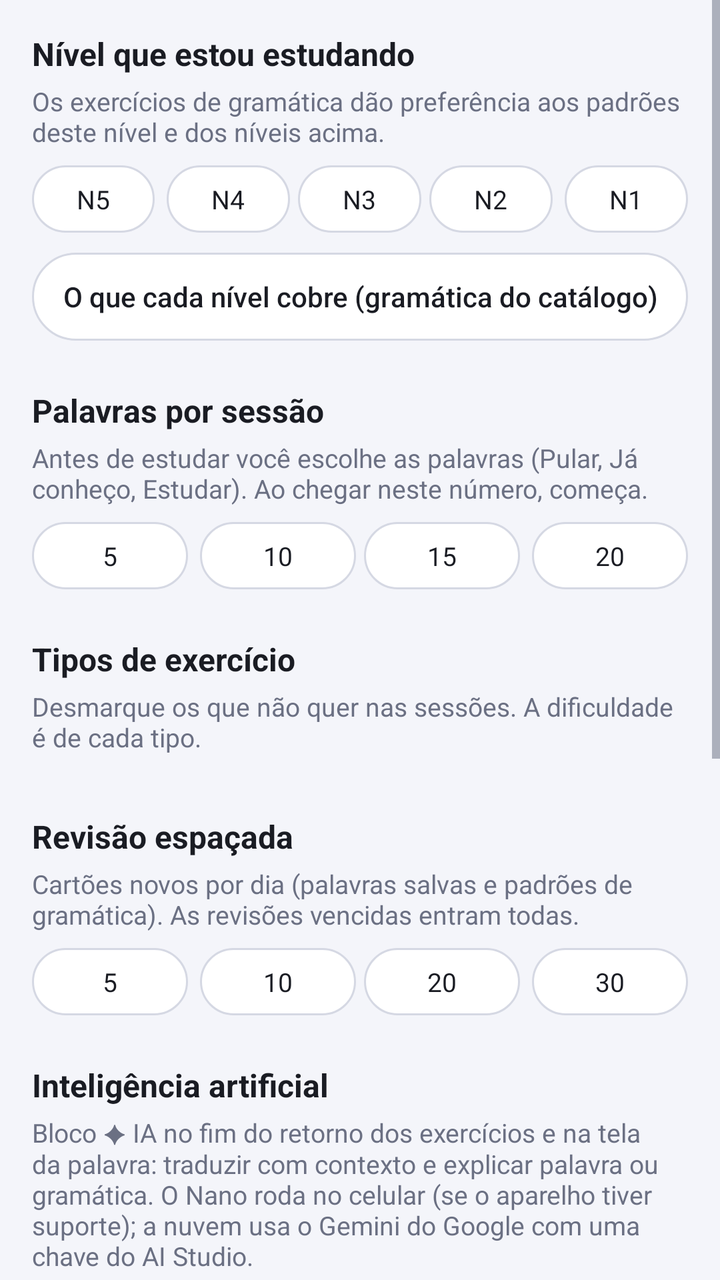
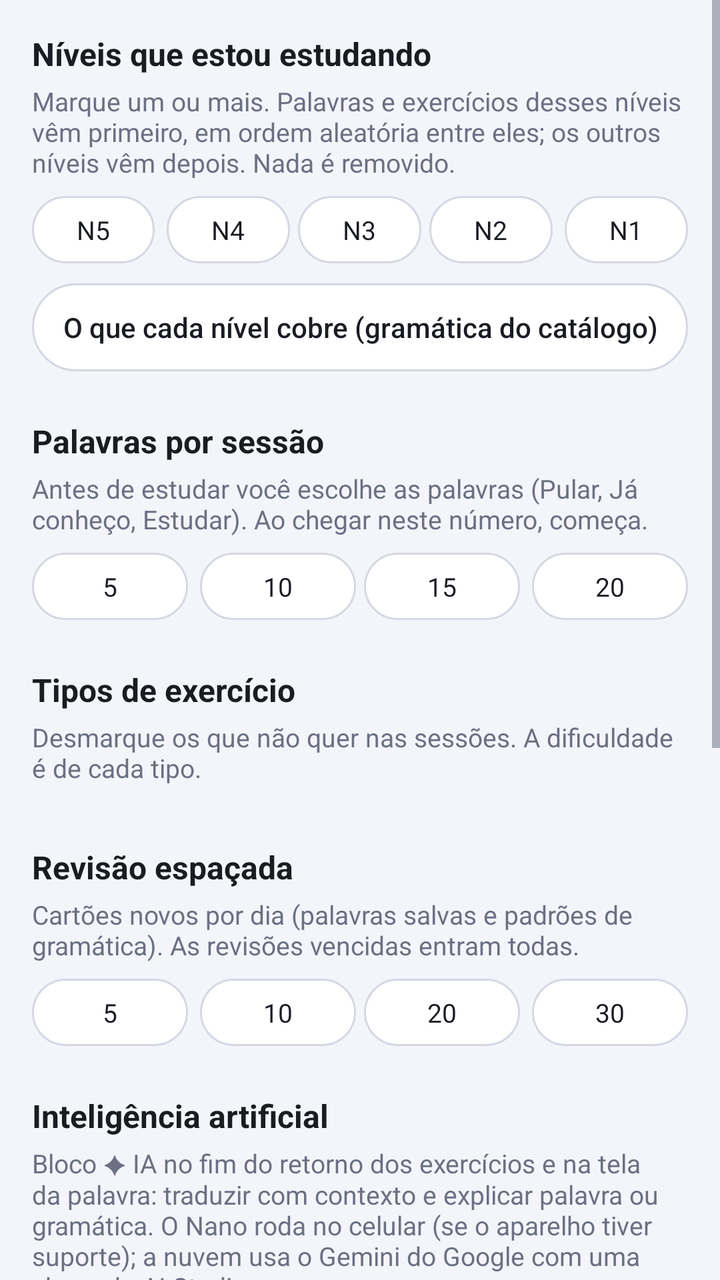

Compare the two renders of this Android layout. The source of the first and the diff that turns it into the second are given below.
<!-- AndroidManifest.xml: application theme Theme.LegendaJP -->
<!-- res/layout/activity_settings.xml -->
<?xml version="1.0" encoding="utf-8"?>
<ScrollView xmlns:android="http://schemas.android.com/apk/res/android"
    android:layout_width="match_parent"
    android:layout_height="match_parent">

    <LinearLayout
        android:layout_width="match_parent"
        android:layout_height="wrap_content"
        android:orientation="vertical"
        android:padding="16dp">

        <TextView
            android:layout_width="match_parent"
            android:layout_height="wrap_content"
            android:text="Nível que estou estudando"
            android:textColor="@color/text"
            android:textSize="16sp"
            android:textStyle="bold" />

        <TextView
            android:layout_width="match_parent"
            android:layout_height="wrap_content"
            android:layout_marginTop="4dp"
            android:text="Os exercícios de gramática dão preferência aos padrões deste nível e dos níveis acima."
            android:textColor="@color/text_secondary"
            android:textSize="13sp" />

        <RadioGroup
            android:id="@+id/levels"
            android:layout_width="match_parent"
            android:layout_height="wrap_content"
            android:layout_marginTop="8dp"
            android:orientation="horizontal">

            <RadioButton android:id="@+id/n5" style="@style/Chip" android:layout_width="0dp" android:layout_height="wrap_content" android:layout_weight="1" android:layout_marginEnd="4dp" android:text="N5" />
            <RadioButton android:id="@+id/n4" style="@style/Chip" android:layout_width="0dp" android:layout_height="wrap_content" android:layout_weight="1" android:layout_marginStart="2dp" android:layout_marginEnd="2dp" android:text="N4" />
            <RadioButton android:id="@+id/n3" style="@style/Chip" android:layout_width="0dp" android:layout_height="wrap_content" android:layout_weight="1" android:layout_marginStart="2dp" android:layout_marginEnd="2dp" android:text="N3" />
            <RadioButton android:id="@+id/n2" style="@style/Chip" android:layout_width="0dp" android:layout_height="wrap_content" android:layout_weight="1" android:layout_marginStart="2dp" android:layout_marginEnd="2dp" android:text="N2" />
            <RadioButton android:id="@+id/n1" style="@style/Chip" android:layout_width="0dp" android:layout_height="wrap_content" android:layout_weight="1" android:layout_marginStart="4dp" android:text="N1" />
        </RadioGroup>

        <Button
            android:id="@+id/btnLevelInfo"
            style="@style/Button.Outline"
            android:layout_width="match_parent"
            android:layout_height="wrap_content"
            android:layout_marginTop="10dp"
            android:text="O que cada nível cobre (gramática do catálogo)" />

        <TextView
            android:layout_width="match_parent"
            android:layout_height="wrap_content"
            android:layout_marginTop="24dp"
            android:text="Palavras por sessão"
            android:textColor="@color/text"
            android:textSize="16sp"
            android:textStyle="bold" />

        <TextView
            android:layout_width="match_parent"
            android:layout_height="wrap_content"
            android:layout_marginTop="4dp"
            android:text="Antes de estudar você escolhe as palavras (Pular, Já conheço, Estudar). Ao chegar neste número, começa."
            android:textColor="@color/text_secondary"
            android:textSize="13sp" />

        <RadioGroup
            android:id="@+id/studyWords"
            android:layout_width="match_parent"
            android:layout_height="wrap_content"
            android:layout_marginTop="8dp"
            android:orientation="horizontal">

            <RadioButton android:id="@+id/w5" style="@style/Chip" android:layout_width="0dp" android:layout_height="wrap_content" android:layout_weight="1" android:layout_marginEnd="4dp" android:text="5" />
            <RadioButton android:id="@+id/w10" style="@style/Chip" android:layout_width="0dp" android:layout_height="wrap_content" android:layout_weight="1" android:layout_marginStart="2dp" android:layout_marginEnd="2dp" android:text="10" />
            <RadioButton android:id="@+id/w15" style="@style/Chip" android:layout_width="0dp" android:layout_height="wrap_content" android:layout_weight="1" android:layout_marginStart="2dp" android:layout_marginEnd="2dp" android:text="15" />
            <RadioButton android:id="@+id/w20" style="@style/Chip" android:layout_width="0dp" android:layout_height="wrap_content" android:layout_weight="1" android:layout_marginStart="4dp" android:text="20" />
        </RadioGroup>

        <TextView
            android:layout_width="match_parent"
            android:layout_height="wrap_content"
            android:layout_marginTop="24dp"
            android:text="Tipos de exercício"
            android:textColor="@color/text"
            android:textSize="16sp"
            android:textStyle="bold" />

        <TextView
            android:layout_width="match_parent"
            android:layout_height="wrap_content"
            android:layout_marginTop="4dp"
            android:text="Desmarque os que não quer nas sessões. A dificuldade é de cada tipo."
            android:textColor="@color/text_secondary"
            android:textSize="13sp" />

        <LinearLayout
            android:id="@+id/kindsBox"
            android:layout_width="match_parent"
            android:layout_height="wrap_content"
            android:layout_marginTop="6dp"
            android:orientation="vertical" />

        <TextView
            android:layout_width="match_parent"
            android:layout_height="wrap_content"
            android:layout_marginTop="24dp"
            android:text="Revisão espaçada"
            android:textColor="@color/text"
            android:textSize="16sp"
            android:textStyle="bold" />

        <TextView
            android:layout_width="match_parent"
            android:layout_height="wrap_content"
            android:layout_marginTop="4dp"
            android:text="Cartões novos por dia (palavras salvas e padrões de gramática). As revisões vencidas entram todas."
            android:textColor="@color/text_secondary"
            android:textSize="13sp" />

        <RadioGroup
            android:id="@+id/newPerDay"
            android:layout_width="match_parent"
            android:layout_height="wrap_content"
            android:layout_marginTop="8dp"
            android:orientation="horizontal">

            <RadioButton android:id="@+id/np5" style="@style/Chip" android:layout_width="0dp" android:layout_height="wrap_content" android:layout_weight="1" android:layout_marginEnd="4dp" android:text="5" />
            <RadioButton android:id="@+id/np10" style="@style/Chip" android:layout_width="0dp" android:layout_height="wrap_content" android:layout_weight="1" android:layout_marginStart="2dp" android:layout_marginEnd="2dp" android:text="10" />
            <RadioButton android:id="@+id/np20" style="@style/Chip" android:layout_width="0dp" android:layout_height="wrap_content" android:layout_weight="1" android:layout_marginStart="2dp" android:layout_marginEnd="2dp" android:text="20" />
            <RadioButton android:id="@+id/np30" style="@style/Chip" android:layout_width="0dp" android:layout_height="wrap_content" android:layout_weight="1" android:layout_marginStart="4dp" android:text="30" />
        </RadioGroup>

        <TextView
            android:layout_width="match_parent"
            android:layout_height="wrap_content"
            android:layout_marginTop="24dp"
            android:text="Inteligência artificial"
            android:textColor="@color/text"
            android:textSize="16sp"
            android:textStyle="bold" />

        <TextView
            android:layout_width="match_parent"
            android:layout_height="wrap_content"
            android:layout_marginTop="4dp"
            android:text="Bloco ✦ IA no fim do retorno dos exercícios e na tela da palavra: traduzir com contexto e explicar palavra ou gramática. O Nano roda no celular (se o aparelho tiver suporte); a nuvem usa o Gemini do Google com uma chave do AI Studio."
            android:textColor="@color/text_secondary"
            android:textSize="13sp" />

        <RadioGroup
            android:id="@+id/aiModes"
            android:layout_width="match_parent"
            android:layout_height="wrap_content"
            android:layout_marginTop="8dp"
            android:orientation="horizontal">

            <RadioButton android:id="@+id/aiOff" style="@style/Chip" android:layout_width="0dp" android:layout_height="wrap_content" android:layout_weight="1" android:layout_marginEnd="4dp" android:text="Desligada" />
            <RadioButton android:id="@+id/aiNano" style="@style/Chip" android:layout_width="0dp" android:layout_height="wrap_content" android:layout_weight="1" android:layout_marginStart="2dp" android:layout_marginEnd="2dp" android:text="Nano" />
            <RadioButton android:id="@+id/aiCloud" style="@style/Chip" android:layout_width="0dp" android:layout_height="wrap_content" android:layout_weight="1" android:layout_marginStart="4dp" android:text="Nuvem" />
        </RadioGroup>

        <EditText
            android:id="@+id/geminiKey"
            android:layout_width="match_parent"
            android:layout_height="wrap_content"
            android:layout_marginTop="8dp"
            android:hint="Chave do AI Studio (vazio = chave de teste)"
            android:inputType="textPassword"
            android:singleLine="true"
            android:textColor="@color/text"
            android:textColorHint="@color/text_secondary"
            android:textSize="14sp" />

        <EditText
            android:id="@+id/geminiModel"
            android:layout_width="match_parent"
            android:layout_height="wrap_content"
            android:hint="Modelo da nuvem"
            android:inputType="text"
            android:singleLine="true"
            android:textColor="@color/text"
            android:textColorHint="@color/text_secondary"
            android:textSize="14sp" />

        <Switch
            android:id="@+id/swPreferGemini"
            android:layout_width="match_parent"
            android:layout_height="wrap_content"
            android:layout_marginTop="8dp"
            android:text="Mostrar primeiro a tradução do Gemini (quando houver); tocar na tradução alterna com a do ML Kit"
            android:textColor="@color/text"
            android:textSize="14sp" />

        <Button
            android:id="@+id/btnAiTest"
            style="@style/Button.Outline"
            android:layout_width="match_parent"
            android:layout_height="wrap_content"
            android:layout_marginTop="8dp"
            android:text="Testar a IA" />

        <TextView
            android:id="@+id/aiTestResult"
            android:layout_width="match_parent"
            android:layout_height="wrap_content"
            android:layout_marginTop="6dp"
            android:textColor="@color/text_secondary"
            android:textSize="13sp"
            android:textIsSelectable="true" />

        <TextView
            android:layout_width="match_parent"
            android:layout_height="wrap_content"
            android:layout_marginTop="24dp"
            android:text="Captura"
            android:textColor="@color/text"
            android:textSize="16sp"
            android:textStyle="bold" />

        <Switch
            android:id="@+id/swOverlay"
            android:layout_width="match_parent"
            android:layout_height="wrap_content"
            android:layout_marginTop="8dp"
            android:paddingTop="10dp"
            android:paddingBottom="10dp"
            android:text="Legenda flutuante sobre outros apps"
            android:textColor="@color/text"
            android:textSize="15sp" />

        <Switch
            android:id="@+id/swWav"
            android:layout_width="match_parent"
            android:layout_height="wrap_content"
            android:paddingTop="10dp"
            android:paddingBottom="10dp"
            android:text="Salvar o áudio (.wav) junto da transcrição"
            android:textColor="@color/text"
            android:textSize="15sp" />

        <TextView
            android:layout_width="match_parent"
            android:layout_height="wrap_content"
            android:layout_marginTop="2dp"
            android:text="Sem o áudio não há player nas frases nem nos exercícios."
            android:textColor="@color/text_secondary"
            android:textSize="12sp" />
    </LinearLayout>
</ScrollView>
<!-- resources referenced by this layout -->
<resources>
  <color name="text">#1A1C23</color>
  <color name="text_secondary">#6B7083</color>
  <style name="Chip" parent="@android:style/Widget.DeviceDefault.CompoundButton.RadioButton">
          <item name="android:button">@null</item>
          <item name="android:background">@drawable/bg_chip</item>
          <item name="android:textColor">@color/chip_text</item>
          <item name="android:textSize">13sp</item>
          <item name="android:maxLines">1</item>
          <item name="android:autoSizeTextType">uniform</item>
          <item name="android:autoSizeMinTextSize">9sp</item>
          <item name="android:autoSizeMaxTextSize">13sp</item>
          <item name="android:gravity">center</item>
          <item name="android:paddingTop">8dp</item>
          <item name="android:paddingBottom">8dp</item>
          <item name="android:paddingStart">10dp</item>
          <item name="android:paddingEnd">10dp</item>
      </style>
  <style name="Theme.LegendaJP" parent="@android:style/Theme.DeviceDefault.DayNight">
          <item name="android:colorPrimary">@color/primary</item>
          <item name="android:colorAccent">@color/accent</item>
          <item name="android:windowBackground">@color/background</item>
          <item name="android:statusBarColor">@color/background</item>
          <item name="android:navigationBarColor">@color/background</item>
          <item name="android:windowLightStatusBar">true</item>
          <item name="android:windowLightNavigationBar">true</item>
          <item name="android:textColorPrimary">@color/text</item>
          <item name="android:textColorSecondary">@color/text_secondary</item>
          <item name="android:actionBarStyle">@style/LegendaJP.ActionBar</item>
      </style>
  <!-- drawable bg_button_outline (drawable) -->
  <?xml version="1.0" encoding="utf-8"?>
  <ripple xmlns:android="http://schemas.android.com/apk/res/android" android:color="@color/accent_soft">
      <item>
          <shape android:shape="rectangle">
              <solid android:color="@color/card" />
              <stroke android:width="1dp" android:color="@color/outline" />
              <corners android:radius="22dp" />
          </shape>
      </item>
  </ripple>
  <!-- drawable bg_chip (drawable) -->
  <?xml version="1.0" encoding="utf-8"?>
  <selector xmlns:android="http://schemas.android.com/apk/res/android">
      <item android:state_checked="true">
          <shape android:shape="rectangle">
              <solid android:color="@color/accent" />
              <corners android:radius="20dp" />
          </shape>
      </item>
      <item>
          <shape android:shape="rectangle">
              <solid android:color="@color/card" />
              <stroke android:width="1dp" android:color="@color/outline" />
              <corners android:radius="20dp" />
          </shape>
      </item>
  </selector>
  <color name="primary">#1E2A5A</color>
  <color name="accent">#3D5AFE</color>
  <color name="background">#F4F5FA</color>
  <style name="LegendaJP.ActionBar" parent="@android:style/Widget.DeviceDefault.ActionBar.Solid">
          <item name="android:background">@color/background</item>
          <item name="android:elevation">0dp</item>
          <item name="android:titleTextStyle">@style/LegendaJP.ActionBar.Title</item>
      </style>
  <color name="accent_soft">#2A3D5AFE</color>
  <color name="card">#FFFFFF</color>
  <color name="outline">#D5D8E3</color>
  <style name="LegendaJP.ActionBar.Title" parent="@android:style/TextAppearance.DeviceDefault.Widget.ActionBar.Title">
          <item name="android:textColor">@color/text</item>
          <item name="android:textStyle">bold</item>
      </style>
  <!-- unchanged entries left out for length: 1 -->
</resources>

<!-- the commit's change to res/layout/activity_settings.xml (unified diff, before → after) -->
@@ -12,32 +12,32 @@
         <TextView
             android:layout_width="match_parent"
             android:layout_height="wrap_content"
-            android:text="Nível que estou estudando"
-            android:textColor="@color/text"
-            android:textSize="16sp"
-            android:textStyle="bold" />
-
-        <TextView
-            android:layout_width="match_parent"
-            android:layout_height="wrap_content"
-            android:layout_marginTop="4dp"
-            android:text="Os exercícios de gramática dão preferência aos padrões deste nível e dos níveis acima."
-            android:textColor="@color/text_secondary"
-            android:textSize="13sp" />
-
-        <RadioGroup
+            android:text="Níveis que estou estudando"
+            android:textColor="@color/text"
+            android:textSize="16sp"
+            android:textStyle="bold" />
+
+        <TextView
+            android:layout_width="match_parent"
+            android:layout_height="wrap_content"
+            android:layout_marginTop="4dp"
+            android:text="Marque um ou mais. Palavras e exercícios desses níveis vêm primeiro, em ordem aleatória entre eles; os outros níveis vêm depois. Nada é removido."
+            android:textColor="@color/text_secondary"
+            android:textSize="13sp" />
+
+        <LinearLayout
             android:id="@+id/levels"
             android:layout_width="match_parent"
             android:layout_height="wrap_content"
             android:layout_marginTop="8dp"
             android:orientation="horizontal">
 
-            <RadioButton android:id="@+id/n5" style="@style/Chip" android:layout_width="0dp" android:layout_height="wrap_content" android:layout_weight="1" android:layout_marginEnd="4dp" android:text="N5" />
-            <RadioButton android:id="@+id/n4" style="@style/Chip" android:layout_width="0dp" android:layout_height="wrap_content" android:layout_weight="1" android:layout_marginStart="2dp" android:layout_marginEnd="2dp" android:text="N4" />
-            <RadioButton android:id="@+id/n3" style="@style/Chip" android:layout_width="0dp" android:layout_height="wrap_content" android:layout_weight="1" android:layout_marginStart="2dp" android:layout_marginEnd="2dp" android:text="N3" />
-            <RadioButton android:id="@+id/n2" style="@style/Chip" android:layout_width="0dp" android:layout_height="wrap_content" android:layout_weight="1" android:layout_marginStart="2dp" android:layout_marginEnd="2dp" android:text="N2" />
-            <RadioButton android:id="@+id/n1" style="@style/Chip" android:layout_width="0dp" android:layout_height="wrap_content" android:layout_weight="1" android:layout_marginStart="4dp" android:text="N1" />
-        </RadioGroup>
+            <CheckBox android:id="@+id/n5" style="@style/Chip" android:layout_width="0dp" android:layout_height="wrap_content" android:layout_weight="1" android:layout_marginEnd="4dp" android:text="N5" />
+            <CheckBox android:id="@+id/n4" style="@style/Chip" android:layout_width="0dp" android:layout_height="wrap_content" android:layout_weight="1" android:layout_marginStart="2dp" android:layout_marginEnd="2dp" android:text="N4" />
+            <CheckBox android:id="@+id/n3" style="@style/Chip" android:layout_width="0dp" android:layout_height="wrap_content" android:layout_weight="1" android:layout_marginStart="2dp" android:layout_marginEnd="2dp" android:text="N3" />
+            <CheckBox android:id="@+id/n2" style="@style/Chip" android:layout_width="0dp" android:layout_height="wrap_content" android:layout_weight="1" android:layout_marginStart="2dp" android:layout_marginEnd="2dp" android:text="N2" />
+            <CheckBox android:id="@+id/n1" style="@style/Chip" android:layout_width="0dp" android:layout_height="wrap_content" android:layout_weight="1" android:layout_marginStart="4dp" android:text="N1" />
+        </LinearLayout>
 
         <Button
             android:id="@+id/btnLevelInfo"
